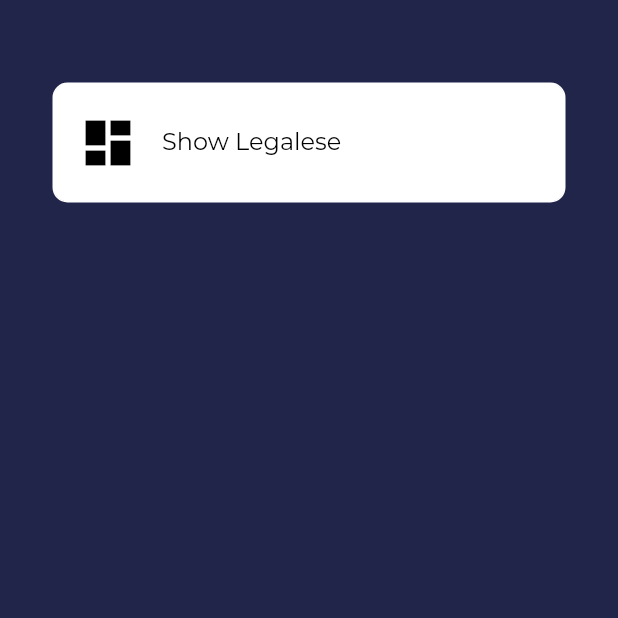
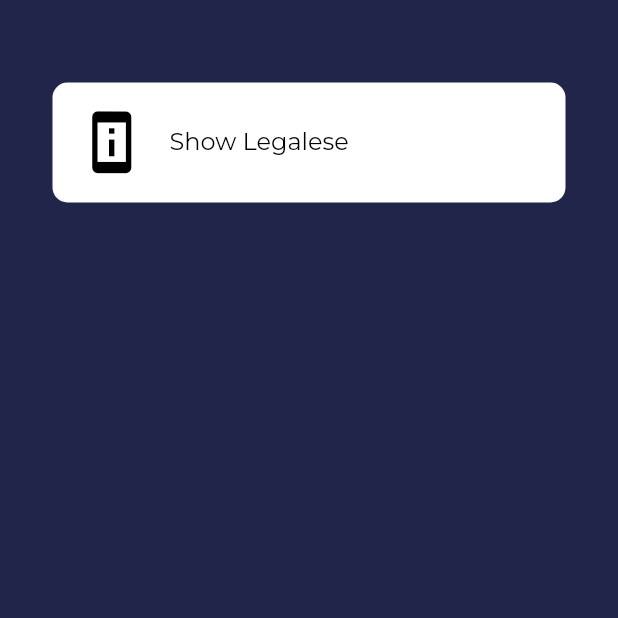
Before and after one commit to Lunari8546/eLesson, a Flutter app: the Settings screen opened directly, on a phone screen of 412 x 824 dp, the top half of it. Run offline on Flutter 3.47's test engine with Material 2 defaults, Android fonts, the phone set to English and light mode, and no system bars; our stand-ins replace firebase_auth, firebase_storage, flutter_spinkit, google_fonts, image_cropper, image_picker and 2 more; accounts and stored records are empty.

Commit message:
Version 0.0.9

```diff
--- a/lib/views/homepage.dart
+++ b/lib/views/homepage.dart
@@ -151,7 +151,7 @@ class _HomepageState extends State<Homepage> {
       Navigator.pushReplacement(
           context,
           MaterialPageRoute(builder: (context) => Auth())
-        );
+      );
       loggedIn = false;
     } catch(e) {
       print(e.message);
--- a/lib/views/menu/settings.dart
+++ b/lib/views/menu/settings.dart
@@ -1,3 +1,4 @@
+import 'package:eLesson/views/misc/legalese.dart';
 import 'package:flutter/material.dart';
 import 'package:eLesson/variables.dart';
 import 'package:google_fonts/google_fonts.dart';
@@ -19,42 +20,22 @@ class _SettingsState extends State<Settings>{
       child: Scaffold(
         resizeToAvoidBottomInset: false,
         backgroundColor: backgroundColor,
-        body: Padding(
-          padding: const EdgeInsets.symmetric(horizontal: 20),
-          child: ListView.builder(
-            itemCount: options.length + 2,
-            itemBuilder: (BuildContext context, int index) {
-              if (index == 0) {
-                return SizedBox(height: 40);
-              } else if (index == options.length + 1) {
-                return SizedBox(height: 100);
-              }
-              return Container(
-                alignment: Alignment.center,
-                margin: EdgeInsets.all(15),
-                width: double.infinity,
-                height: 80,
-                decoration: BoxDecoration(
-                  color: Colors.white,
-                  borderRadius: BorderRadius.circular(10),
-                  border: Border.all(color: Colors.white)
-                ),
-                child: GestureDetector(
-                  onTap: options[index - 1].function,
-                  child: ListTile(
-                    leading: options[index - 1].icon,
-                    title: Text(
-                      options[index - 1].title,
-                      style: GoogleFonts.montserrat(
-                        color: Colors.black
-                      ),
-                    ),
-                  ),
-                ),
-              );
-            },
-          ),
-        ),
+        body: Options(
+          Option(
+            title: "Show Legalese",
+            icon: Icon(
+              Icons.perm_device_information,
+              color: Colors.black,
+              size: 45,
+            ),
+            function: () => {
+              Navigator.push(
+                context,
+                MaterialPageRoute(builder: (context) => Legalese())
+              )
+            }
+          )
+        )
       ),
     );
   }
--- /dev/null
+++ b/lib/views/misc/legalese.dart
@@ -0,0 +1,20 @@
+import 'package:eLesson/variables.dart';
+import 'package:flutter/material.dart';
+
+class Legalese extends StatefulWidget {
+  @override
+  _LegaleseState createState() => _LegaleseState();
+}
+
+class _LegaleseState extends State<Legalese> {
+  @override
+  Widget build(BuildContext context) {
+    return SafeArea(
+      child: Scaffold(
+        resizeToAvoidBottomInset: false,
+        backgroundColor: backgroundColor,
+        body: AboutDialog()
+      ),
+    );
+  }
+}
--- a/lib/widgets/dashboard.dart
+++ b/lib/widgets/dashboard.dart
@@ -5,13 +5,9 @@ class Dashboard extends StatelessWidget {
   Dashboard(this.item1, this.item2, this.item3, this.item4, this.item5);
 
   DashboardItem item1 = new DashboardItem();
-
   DashboardItem item2 = new DashboardItem();
-
   DashboardItem item3 = new DashboardItem();
-
   DashboardItem item4 = new DashboardItem();
-
   DashboardItem item5 = new DashboardItem();
 
   @override
--- a/lib/widgets/options.dart
+++ b/lib/widgets/options.dart
@@ -1,20 +1,57 @@
 import 'package:flutter/material.dart';
 import 'package:eLesson/variables.dart';
+import 'package:google_fonts/google_fonts.dart';
+
+class Options extends StatelessWidget {
+  Options(this.item1);
+
+  Option item1 = new Option();
+
+  @override
+  Widget build(BuildContext context) {
+    List<Option> optionList = [item1];
+    return Padding(
+      padding: const EdgeInsets.symmetric(horizontal: 20),
+        child: ListView.builder(
+          itemCount: optionList.length + 2,
+          itemBuilder: (BuildContext context, int index) {
+            if (index == 0) {
+              return SizedBox(height: 40);
+            } else if (index == optionList.length + 1) {
+              return SizedBox(height: 100);
+            }
+            return Container(
+              alignment: Alignment.center,
+              margin: EdgeInsets.all(15),
+              width: double.infinity,
+              height: 80,
+              decoration: BoxDecoration(
+                color: Colors.white,
+                borderRadius: BorderRadius.circular(10),
+                border: Border.all(color: Colors.white)
+              ),
+              child: GestureDetector(
+                onTap: optionList[index - 1].function,
+                  child: ListTile(
+                    leading: optionList[index - 1].icon,
+                    title: Text(
+                      optionList[index - 1].title,
+                      style: GoogleFonts.montserrat(
+                        color: Colors.black
+                      ),
+                    ),
+                  ),
+                ),
+              );
+            },
+          ),
+        );
+  }
+}
 
 class Option {
   Icon icon;
   String title;
   Function function;
-
   Option({this.icon, this.title, this.function});
 }
-
-final options = [
-  Option(
-    icon: Icon(Icons.dashboard, size: 40.0, color: Colors.black),
-    title: 'Show Legalese',
-    function: () => {
-
-    }
-  )
-];
```
Also changed, not shown: 1 other file.
